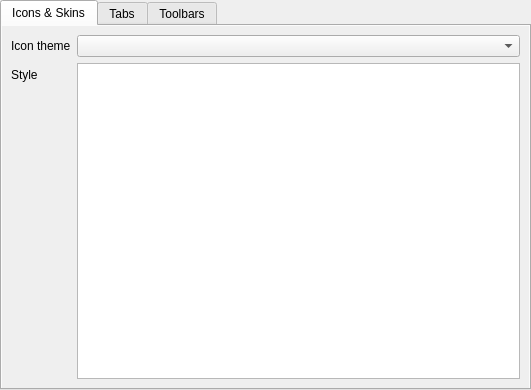
Above: src/saurus/gui/settings/settingsgui.ui from martinrotter/textosaurus before the change. Below: the same form after it.
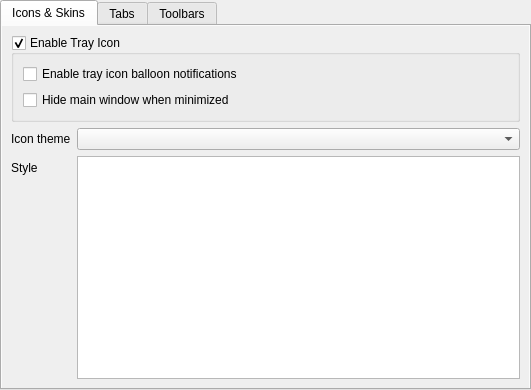
That is the form after the change. Custom widgets are drawn as their Qt base class.

What changed in the file:
```diff
--- a/src/saurus/gui/settings/settingsgui.ui
+++ b/src/saurus/gui/settings/settingsgui.ui
@@ -69,7 +69,7 @@
            <property name="fieldGrowthPolicy">
             <enum>QFormLayout::AllNonFixedFieldsGrow</enum>
            </property>
-           <item row="0" column="0">
+           <item row="1" column="0">
             <widget class="QLabel" name="m_lblIconTheme">
              <property name="text">
               <string>Icon theme</string>
@@ -79,10 +79,10 @@
              </property>
             </widget>
            </item>
-           <item row="0" column="1">
+           <item row="1" column="1">
             <widget class="QComboBox" name="m_cmbIconTheme"/>
            </item>
-           <item row="1" column="0">
+           <item row="2" column="0">
             <widget class="QLabel" name="m_lblStyle">
              <property name="text">
               <string>Style</string>
@@ -92,9 +92,35 @@
              </property>
             </widget>
            </item>
-           <item row="1" column="1">
+           <item row="2" column="1">
             <widget class="QListWidget" name="m_listStyles"/>
            </item>
+           <item row="0" column="0" colspan="2">
+            <widget class="QGroupBox" name="m_grpTrayIcon">
+             <property name="title">
+              <string>Enable Tray Icon</string>
+             </property>
+             <property name="checkable">
+              <bool>true</bool>
+             </property>
+             <layout class="QFormLayout" name="formLayout_2">
+              <item row="1" column="0" colspan="2">
+               <widget class="QCheckBox" name="m_checkHideWhenMinimized">
+                <property name="text">
+                 <string>Hide main window when minimized</string>
+                </property>
+               </widget>
+              </item>
+              <item row="0" column="0" colspan="2">
+               <widget class="QCheckBox" name="m_checkBalloonNotifications">
+                <property name="text">
+                 <string>Enable tray icon balloon notifications</string>
+                </property>
+               </widget>
+              </item>
+             </layout>
+            </widget>
+           </item>
           </layout>
          </widget>
         </widget>
```
Left out of the diff: 5 changed lines with no effect on the pictures.
